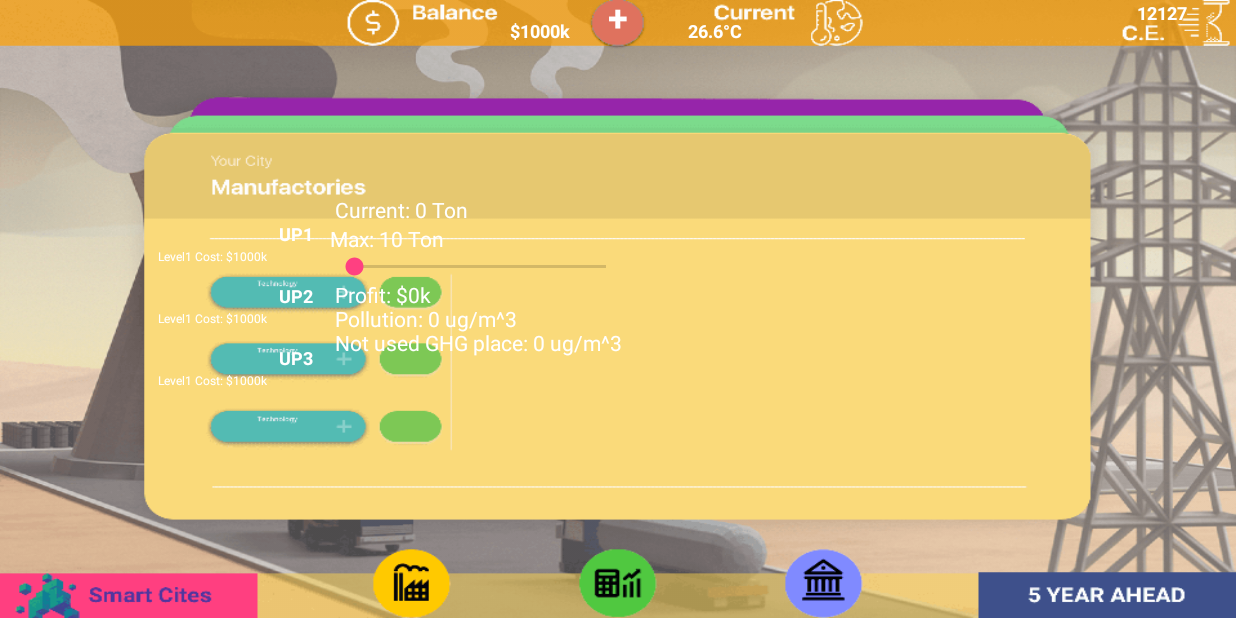
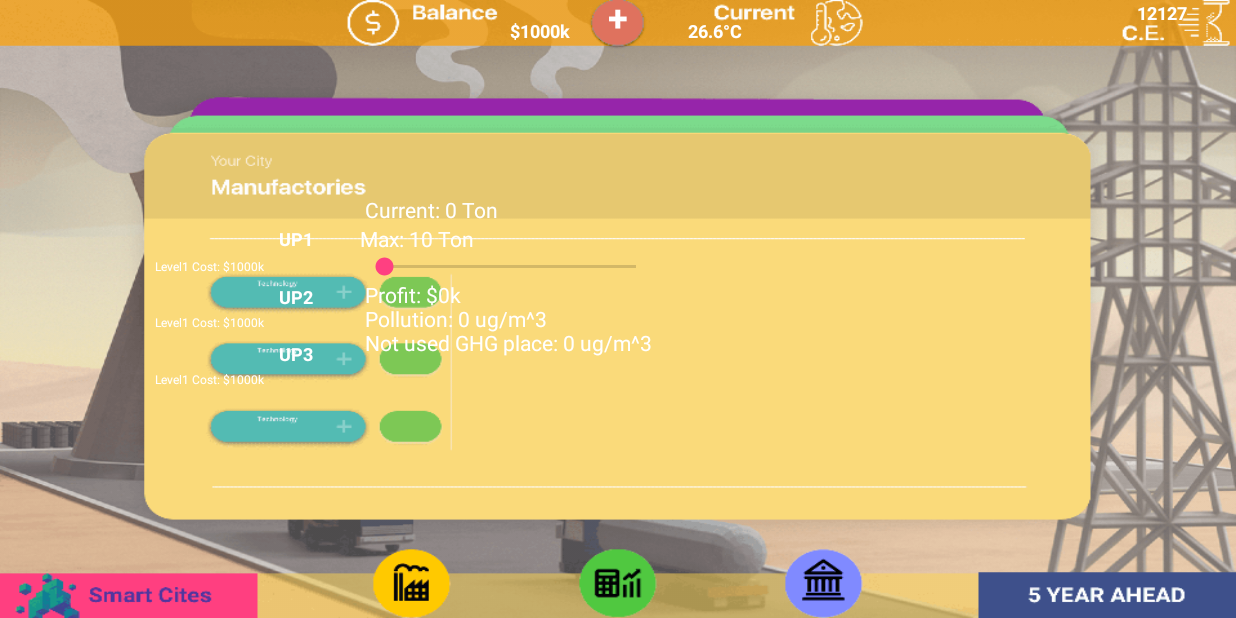
Before and after one commit to momozh/climateSim, an Android app: the A_Factory screen opened directly, with no data from a screen before it, on a phone screen of 824 x 412 dp (held sideways). Run offline under Robolectric (Android 15) with nearby library versions, the phone set to English and light mode, and no system bars.

Commit message:
margintop

```diff
--- a/app/src/main/res/layout/activity_factory.xml
+++ b/app/src/main/res/layout/activity_factory.xml
@@ -54,8 +54,8 @@
         android:orientation="vertical"
         android:layout_width="wrap_content"
         android:layout_height="wrap_content"
-                android:layout_marginTop="135dp"
-                android:layout_marginStart="100dp"
+        android:layout_marginTop="144dp"
+        android:layout_marginStart="98dp"
         android:id="@+id/factory_techtab">
 
         <LinearLayout
@@ -66,11 +66,12 @@
             android:weightSum="1">
             <Button
                 android:layout_width="80dp"
-                        android:layout_height="30dp"
+                android:layout_height="28dp"
                 android:text="Lv. UP"
                 android:id="@+id/i_buLvUp"
                 android:onClick="onLevelUp1"
                 android:alpha="0" />
+
             <TextView
                 android:layout_width="wrap_content"
                 android:layout_height="wrap_content"
@@ -79,7 +80,8 @@
                 android:textColor="@color/whiteColor"
                 android:id="@+id/i_up1"
                 android:textSize="12sp"
-                        android:layout_marginStart="6dp" />
+                android:layout_marginTop="-5dp"
+                android:layout_marginStart="8dp" />
         </LinearLayout>
         <TextView
             android:layout_width="wrap_content"
@@ -98,11 +100,13 @@
             android:weightSum="1">
             <Button
                 android:layout_width="80dp"
-                        android:layout_height="30dp"
+                android:layout_height="28dp"
                 android:text="Lv. UP"
                 android:id="@+id/i_buLvUp2"
                 android:onClick="onLevelUp2"
+                android:layout_marginTop="-2dp"
                 android:alpha="0" />
+
             <TextView
                 android:layout_width="wrap_content"
                 android:layout_height="wrap_content"
@@ -110,7 +114,8 @@
                 android:textStyle="bold"
                 android:textColor="@color/whiteColor"
                 android:textSize="12sp"
-                        android:layout_marginStart="6dp"
+                android:layout_marginTop="-6dp"
+                android:layout_marginStart="8dp"
                 android:id="@+id/i_up2" />
         </LinearLayout>
         <TextView
@@ -130,10 +135,11 @@
             android:weightSum="1">
             <Button
                 android:layout_width="80dp"
-                        android:layout_height="30dp"
+                android:layout_height="28dp"
                 android:text="Lv. UP"
                 android:id="@+id/button"
                 android:onClick="onLevelUp3"
+                android:layout_marginTop="-1dp"
                 android:alpha="0" />
             <TextView
                 android:layout_width="wrap_content"
@@ -141,7 +147,8 @@
                 android:text="UP3"
                 android:textColor="@color/whiteColor"
                 android:textSize="12sp"
-                        android:layout_marginStart="6dp"
+                android:layout_marginStart="8dp"
+                android:layout_marginTop="-5dp"
                 android:textStyle="bold"
                 android:id="@+id/i_up3"/>
         </LinearLayout>
@@ -162,7 +169,7 @@
         android:id="@+id/linearLayout_factory"
         android:layout_alignParentTop="true"
         android:layout_marginTop="130dp"
-        android:layout_toEndOf="@id/factory_techtab">
+        android:layout_marginStart="240dp">
         <TextView
             android:layout_width="wrap_content"
             android:layout_height="wrap_content"
@@ -224,4 +231,5 @@
         android:layout_alignParentBottom="true"
         android:layout_alignParentEnd="true"
         android:alpha="0" />
+
 </RelativeLayout>
```
Lines whose indentation alone changed are shown as unchanged.
